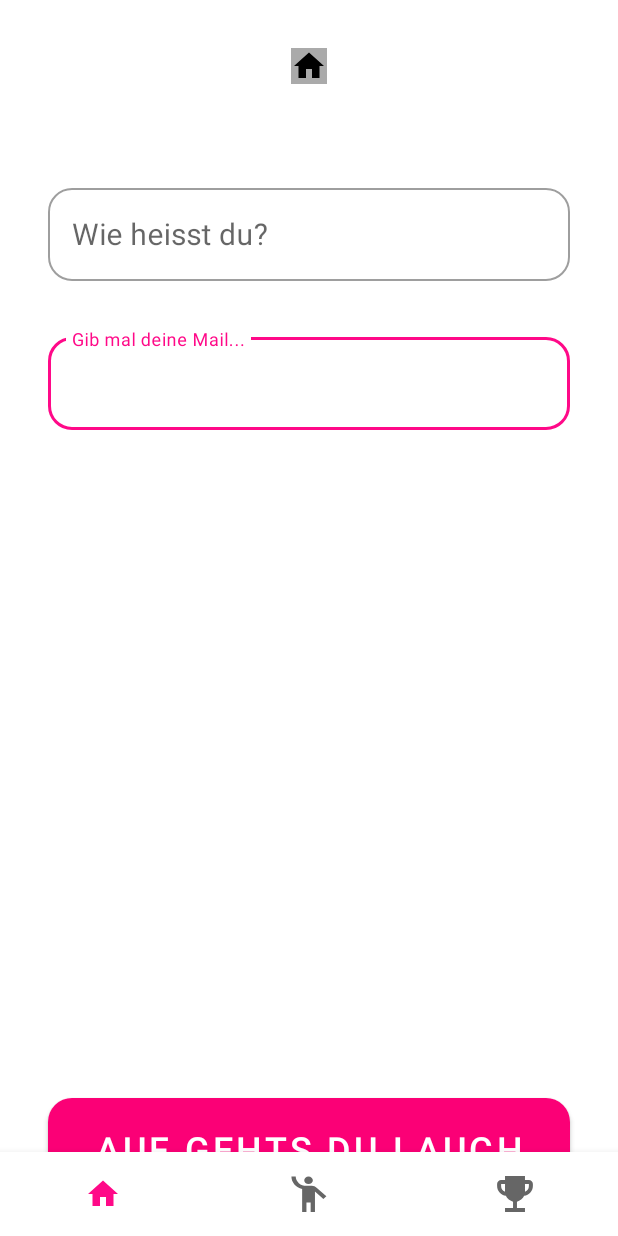
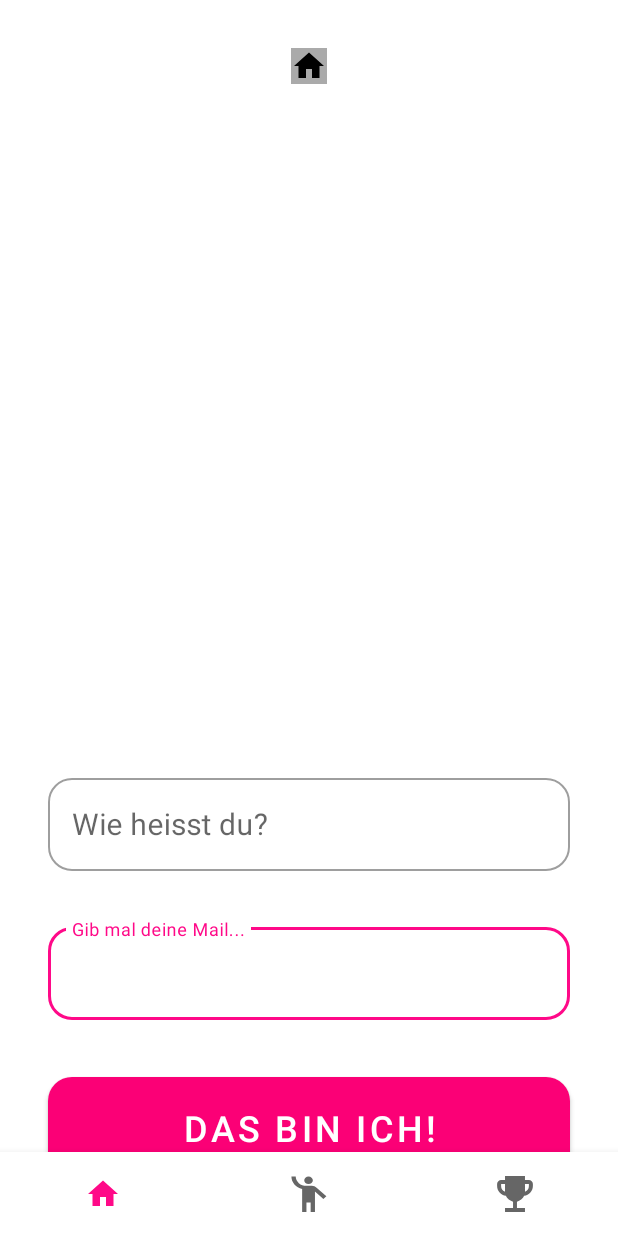
Before and after one commit to JohannesPtaszyk/StayAtHome, an Android app: the screen it shows after launch (MainActivity), on a phone screen of 412 x 824 dp. Run offline under Robolectric (Android 15) with nearby library versions, the phone set to English and light mode, and no system bars; our stand-ins replace navigation-ui; 1 statement that could not run was skipped.

```diff
--- a/StayAtHome-Android/app/build.gradle
+++ b/StayAtHome-Android/app/build.gradle
@@ -39,6 +39,8 @@ dependencies {
     androidTestImplementation 'androidx.test.ext:junit:1.1.1'
     androidTestImplementation 'androidx.test.espresso:espresso-core:3.2.0'
 
+    implementation 'com.google.code.gson:gson:2.8.6'
+
     //Preferences
     def preference_version = "1.1.0"
     implementation "androidx.preference:preference:$preference_version"
--- a/StayAtHome-Android/app/src/main/res/layout/fragment_launch.xml
+++ b/StayAtHome-Android/app/src/main/res/layout/fragment_launch.xml
@@ -7,52 +7,51 @@
 	tools:context = ".ui.LaunchFragment">
 
 	<com.google.android.material.button.MaterialButton
-		android:id="@+id/btn_start"
-		android:layout_width="0dp"
-		android:layout_height="80dp"
-		android:layout_marginStart="32dp"
-		android:layout_marginEnd="32dp"
-		android:text="Auf gehts du Lauch"
-		android:textSize="24sp"
-		app:backgroundTint="#FB0076"
-		app:layout_constraintBottom_toBottomOf="parent"
-		app:layout_constraintEnd_toEndOf="parent"
-		app:layout_constraintStart_toStartOf="parent"
-		app:layout_constraintTop_toBottomOf="@id/til_mail"
-		app:layout_constraintVertical_bias="0.96" />
+		android:id = "@+id/btn_start"
+		android:layout_width = "0dp"
+		android:layout_height = "80dp"
+		android:layout_marginStart = "32dp"
+		android:layout_marginEnd = "32dp"
+		android:layout_marginBottom = "32dp"
+		android:text = "Das bin ich!"
+		android:textSize = "24sp"
+		app:backgroundTint = "#FB0076"
+		app:layout_constraintBottom_toBottomOf = "parent"
+		app:layout_constraintEnd_toEndOf = "parent"
+		app:layout_constraintStart_toStartOf = "parent" />
 
 	<com.google.android.material.textfield.TextInputLayout
-		android:layout_marginTop="32dp"
-		android:id="@+id/til_mail"
+		android:id = "@+id/til_mail"
 		android:layout_width = "0dp"
 		android:layout_height = "wrap_content"
-		android:layout_marginStart="32dp"
-		android:layout_marginEnd="32dp"
-		app:layout_constraintEnd_toEndOf="parent"
-		app:layout_constraintStart_toStartOf="parent"
-		app:layout_constraintTop_toBottomOf="@id/til_name"
-		android:hint="Gib mal deine Mail...">
+		android:layout_marginStart = "32dp"
+		android:layout_marginEnd = "32dp"
+		android:layout_marginBottom = "32dp"
+		android:hint = "Gib mal deine Mail..."
+		app:layout_constraintBottom_toTopOf = "@+id/btn_start"
+		app:layout_constraintEnd_toEndOf = "parent"
+		app:layout_constraintStart_toStartOf = "parent">
 
-	<com.google.android.material.textfield.TextInputEditText
-		android:id="@+id/eTxt_mail"
-		android:layout_width="match_parent"
-		android:layout_height="wrap_content"
-		android:ems="10"
-		android:inputType="textEmailAddress"
-		android:textSize="20sp" />
+		<com.google.android.material.textfield.TextInputEditText
+			android:id = "@+id/eTxt_mail"
+			android:layout_width = "match_parent"
+			android:layout_height = "wrap_content"
+			android:ems = "10"
+			android:inputType = "textEmailAddress"
+			android:textSize = "20sp" />
 	</com.google.android.material.textfield.TextInputLayout>
 
 	<com.google.android.material.textfield.TextInputLayout
 		android:id = "@+id/til_name"
 		android:layout_width = "0dp"
 		android:layout_height = "wrap_content"
-		android:layout_marginStart="32dp"
-		android:layout_marginEnd="32dp"
+		android:layout_marginStart = "32dp"
+		android:layout_marginEnd = "32dp"
+		android:layout_marginBottom = "32dp"
 		android:hint = "Wie heisst du?"
+		app:layout_constraintBottom_toTopOf = "@+id/til_mail"
 		app:layout_constraintEnd_toEndOf = "parent"
-		app:layout_constraintStart_toStartOf = "parent"
-		app:layout_constraintTop_toBottomOf = "@+id/imageButton_profilePic"
-		android:layout_marginTop="64dp">
+		app:layout_constraintStart_toStartOf = "parent">
 
 		<com.google.android.material.textfield.TextInputEditText
 			android:id = "@+id/eTxt_Name"
@@ -65,16 +64,16 @@
 	</com.google.android.material.textfield.TextInputLayout>
 
 	<androidx.appcompat.widget.AppCompatImageView
-		android:id="@+id/imageButton_profilePic"
-		android:layout_width="wrap_content"
-		android:layout_height="wrap_content"
-		app:srcCompat="@drawable/ic_home"
-		android:contentDescription="Profilbild auswählen"
-		app:layout_constraintEnd_toEndOf="parent"
-		app:layout_constraintStart_toStartOf="parent"
-		app:layout_constraintTop_toTopOf="parent"
-		android:layout_marginTop="32dp"
-		android:background="@android:color/darker_gray"/>
+		android:id = "@+id/imageButton_profilePic"
+		android:layout_width = "wrap_content"
+		android:layout_height = "wrap_content"
+		android:layout_marginTop = "32dp"
+		android:background = "@android:color/darker_gray"
+		android:contentDescription = "Profilbild auswählen"
+		app:layout_constraintEnd_toEndOf = "parent"
+		app:layout_constraintStart_toStartOf = "parent"
+		app:layout_constraintTop_toTopOf = "parent"
+		app:srcCompat = "@drawable/ic_home" />
 
 
 </androidx.constraintlayout.widget.ConstraintLayout>
```
Also changed, not shown: StayAtHome-Android/app/src/main/java/org/wirvsvirushackathon/stayathome/data/UserPreferencesDataSource.java (+12 -0 lines), StayAtHome-Android/app/src/main/java/org/wirvsvirushackathon/stayathome/ui/SelectHomeFragment.java (+85 -9 lines), StayAtHome-Android/app/src/main/res/layout/fragment_select_home.xml (+14 -8 lines).
